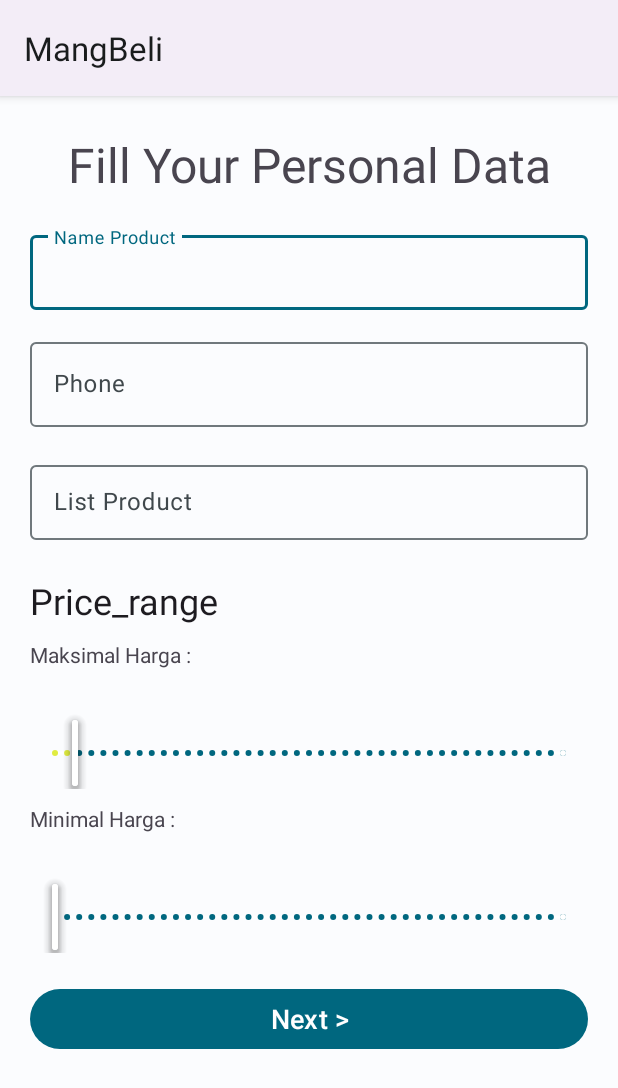
After one commit to Bangkit-Capstone-CH2-PS124-Team/mangbeli, an Android app: the AddDataVendor screen opened directly, with no data from a screen before it, on a phone screen of 412 x 824 dp. The commit adds this screen. Shown: the top 1088 px of the screen. Run offline under Robolectric (Android 15) with nearby library versions, the phone set to English and light mode, and no system bars.

Commit message:
create wecome boarding for new vendor

```diff
--- a/app/src/main/java/com/capstone/mangbeli/data/remote/network/ApiService.kt
+++ b/app/src/main/java/com/capstone/mangbeli/data/remote/network/ApiService.kt
@@ -9,6 +9,7 @@ import com.capstone.mangbeli.data.remote.response.UserResponse
 import com.capstone.mangbeli.data.remote.response.VendorsResponse
 import com.capstone.mangbeli.model.LocationUpdate
 import com.capstone.mangbeli.model.UserProfile
+import com.capstone.mangbeli.model.VendorProfile
 import okhttp3.MultipartBody
 import retrofit2.http.Body
 import retrofit2.http.DELETE
@@ -65,6 +66,11 @@ interface ApiService {
         @Body userProfile: UserProfile
     ): ErrorResponse
 
+    @PATCH("/vendor/profile")
+    suspend fun updateVendorProfile(
+        @Body vendorProfile: VendorProfile
+    ): ErrorResponse
+
     @Multipart
     @POST("/user/profile/upload")
     suspend fun uploadImage(
--- a/app/src/main/java/com/capstone/mangbeli/model/UserProfile.kt
+++ b/app/src/main/java/com/capstone/mangbeli/model/UserProfile.kt
@@ -1,8 +1,8 @@
 package com.capstone.mangbeli.model
 
 data class UserProfile(
-    val name: String?,
+    val name: String? = null,
     val role : String? = null,
-    val noHp: String?,
-    val favorite: List<String>?
+    val noHp: String? = null,
+    val favorite: List<String>? = null
 )
--- a/app/src/main/java/com/capstone/mangbeli/ui/ViewModelFactory.kt
+++ b/app/src/main/java/com/capstone/mangbeli/ui/ViewModelFactory.kt
@@ -32,6 +32,10 @@ class ViewModelFactory(private val repository: MangRepository) :
             modelClass.isAssignableFrom(SignUpViewModel::class.java) -> {
                 SignUpViewModel(repository) as T
             }
+            modelClass.isAssignableFrom(AddRoleViewModel::class.java) -> {
+                AddRoleViewModel(repository) as T
+            }
+
             modelClass.isAssignableFrom(ProfileViewModel::class.java) -> {
                 ProfileViewModel(repository) as T
             }
--- /dev/null
+++ b/app/src/main/java/com/capstone/mangbeli/ui/role/AddDataVendor.kt
@@ -0,0 +1,106 @@
+package com.capstone.mangbeli.ui.role
+
+import android.annotation.SuppressLint
+import android.content.Intent
+import androidx.appcompat.app.AppCompatActivity
+import android.os.Bundle
+import android.util.Log
+import android.widget.TextView
+import android.widget.Toast
+import androidx.activity.viewModels
+import com.capstone.mangbeli.R
+import com.capstone.mangbeli.databinding.ActivityAddDataVendorBinding
+import com.capstone.mangbeli.model.UserProfile
+import com.capstone.mangbeli.model.VendorProfile
+import com.capstone.mangbeli.ui.ViewModelFactory
+import com.capstone.mangbeli.ui.home.HomeActivity
+import com.capstone.mangbeli.utils.Result
+import com.google.android.material.slider.Slider
+import java.text.NumberFormat
+import java.util.Locale
+
+class AddDataVendor : AppCompatActivity() {
+
+    private lateinit var binding: ActivityAddDataVendorBinding
+    private val viewModel by viewModels<AddRoleViewModel> {
+        ViewModelFactory.getInstance(this)
+    }
+
+    override fun onCreate(savedInstanceState: Bundle?) {
+        super.onCreate(savedInstanceState)
+        binding = ActivityAddDataVendorBinding.inflate(layoutInflater)
+        setContentView(binding.root)
+        setSlider()
+        setAction()
+    }
+
+    private fun setSlider() {
+        val currencyFormat = NumberFormat.getCurrencyInstance(Locale("id", "ID"))
+        binding.minimumSlider.valueFrom = 1000f
+        binding.minimumSlider.valueTo = 100000f
+        binding.minimumSlider.stepSize = 500f
+        binding.minimumSlider.value = 1000f
+
+        binding.maksimumSlider.valueFrom = 1000f
+        binding.maksimumSlider.valueTo = 100000f
+        binding.maksimumSlider.stepSize = 500f
+        binding.maksimumSlider.value = 5000f
+
+        binding.minimumSlider.addOnChangeListener { slider, value, fromUser ->
+            if (value > binding.maksimumSlider.value) {
+                binding.minimumSlider.value = binding.maksimumSlider.value
+            } else {
+                val formattedValue = currencyFormat.format(value.toDouble())
+                binding.minimumTextView.text = getString(R.string.minimum_sapi) + formattedValue
+            }
+        }
+
+        binding.maksimumSlider.addOnChangeListener { slider, value, fromUser ->
+            if (value < binding.minimumSlider.value) {
+                binding.maksimumSlider.value = binding.minimumSlider.value
+            } else {
+                val formattedValue = currencyFormat.format(value.toDouble())
+                binding.maksimumTextView.text = getString(R.string.maksimum) + formattedValue
+            }
+        }
+    }
+
+    private fun setAction() {
+        binding.btnNext.setOnClickListener {
+            val nama = binding.nameVendorEditText.text.toString()
+            val noHp = binding.edtNoHp.text.toString()
+            val inputString = binding.favEditText.text
+            val products = inputString?.split(", ")?.map { it.trim() }
+            val updateUser = VendorProfile(
+                nameVendor = nama,
+                noHp = noHp,
+                products = products,
+                minPrice = binding.minimumSlider.value.toInt(),
+                maxPrice =binding.maksimumSlider.value.toInt()
+            )
+            viewModel.updateVendorProfile(updateUser).observe(this@AddDataVendor) { result ->
+                when (result) {
+                    is Result.Loading -> {
+                        Log.d("ProfileFragment", "initProfile: Loading")
+                    }
+
+                    is Result.Success -> {
+                        val mainIntent = Intent(this@AddDataVendor, HomeActivity::class.java)
+                        startActivity(mainIntent)
+                    }
+
+                    is Result.Error -> {
+                        // Tampilkan pesan kesalahan kepada pengguna
+                        Toast.makeText(
+                            this@AddDataVendor,
+                            "Error ${result.error}: Cek koneksi internet anda!",
+                            Toast.LENGTH_SHORT
+                        ).show()
+                        Log.d("DataDiriActivity", "onCreate: ${result.error}")
+                    }
+                }
+            }
+            Toast.makeText(this@AddDataVendor, "Data berhasil disimpan $updateUser", Toast.LENGTH_SHORT).show()
+        }
+    }
+}
--- a/app/src/main/java/com/capstone/mangbeli/ui/role/AddRoleViewModel.kt
+++ b/app/src/main/java/com/capstone/mangbeli/ui/role/AddRoleViewModel.kt
@@ -3,7 +3,11 @@ package com.capstone.mangbeli.ui.role
 
 import androidx.lifecycle.ViewModel
 import com.capstone.mangbeli.data.repository.MangRepository
+import com.capstone.mangbeli.model.UserProfile
+import com.capstone.mangbeli.model.VendorProfile
 
 class AddRoleViewModel(private val userRepository: MangRepository) : ViewModel() {
-
+    fun updateUserProfile(updateUser: UserProfile) = userRepository.updateUserProfile(updateUser)
+    suspend fun saveRole(role: String) = userRepository.saveRole(role)
+    fun updateVendorProfile(updateVendor: VendorProfile) = userRepository.updateVendorProfile(updateVendor)
 }
--- a/app/src/main/java/com/capstone/mangbeli/ui/splash/SplashScreen.kt
+++ b/app/src/main/java/com/capstone/mangbeli/ui/splash/SplashScreen.kt
@@ -13,9 +13,11 @@ import com.capstone.mangbeli.data.local.pref.SettingsPref
 import com.capstone.mangbeli.data.local.pref.dataStore
 import com.capstone.mangbeli.databinding.ActivitySplashScreenBinding
 import com.capstone.mangbeli.ui.MainActivity
+import com.capstone.mangbeli.ui.MenuActivity
 import com.capstone.mangbeli.ui.ViewModelFactory
 import com.capstone.mangbeli.ui.home.HomeActivity
 import com.capstone.mangbeli.ui.home.HomeViewModel
+import com.capstone.mangbeli.ui.role.AddDataVendor
 import com.capstone.mangbeli.ui.settings.SettingViewModel
 import com.capstone.mygithubusers.ui.settings.SettingViewModelFactory
 
@@ -48,13 +50,13 @@ class SplashScreen : AppCompatActivity() {
         viewModel.getSession().observe(this){ user ->
             if (user.isLogin != null){
                 Handler(Looper.getMainLooper()).postDelayed({
-                    val mainIntent = Intent(this@SplashScreen, HomeActivity::class.java)
+                    val mainIntent = Intent(this@SplashScreen, MainActivity::class.java)
                     startActivity(mainIntent)
                     finish()
                 }, splashDisplayLength.toLong())
             }else{
                 Handler(Looper.getMainLooper()).postDelayed({
-                    val mainIntent = Intent(this@SplashScreen, MainActivity::class.java)
+                    val mainIntent = Intent(this@SplashScreen, MenuActivity::class.java)
                     startActivity(mainIntent)
                     finish()
                 }, splashDisplayLength.toLong())
--- /dev/null
+++ b/app/src/main/res/layout/activity_add_data_vendor.xml
@@ -0,0 +1,145 @@
+<?xml version="1.0" encoding="utf-8"?>
+<LinearLayout xmlns:android="http://schemas.android.com/apk/res/android"
+    xmlns:app="http://schemas.android.com/apk/res-auto"
+    xmlns:tools="http://schemas.android.com/tools"
+    android:layout_width="match_parent"
+    android:layout_height="match_parent"
+    android:orientation="vertical"
+    tools:context=".ui.role.AddDataVendor">
+
+    <TextView
+        android:id="@+id/profile_text_view"
+        android:layout_width="wrap_content"
+        android:layout_height="wrap_content"
+        android:layout_gravity="center"
+        android:layout_marginTop="24dp"
+        android:text="@string/fill_your_personal_data"
+        android:textAlignment="center"
+        android:textAppearance="@style/TextAppearance.Material3.HeadlineLarge" />
+
+    <com.google.android.material.textfield.TextInputLayout
+        android:id="@+id/nameVendorTextField"
+        android:layout_width="match_parent"
+        android:layout_height="wrap_content"
+        android:layout_marginStart="20dp"
+        android:layout_marginTop="20dp"
+        android:layout_marginEnd="20dp">
+
+        <EditText
+            android:id="@+id/nameVendorEditText"
+            android:layout_width="match_parent"
+            android:layout_height="50dp"
+            android:autofillHints="Name Product"
+            android:hint="@string/name_product_hint"
+            android:inputType="text"
+            tools:ignore="LabelFor,SpeakableTextPresentCheck" />
+
+    </com.google.android.material.textfield.TextInputLayout>
+
+    <com.google.android.material.textfield.TextInputLayout
+        android:id="@+id/edl_no_hp"
+        style="@style/Widget.Material3.TextInputLayout.OutlinedBox"
+        android:layout_width="match_parent"
+        android:layout_height="wrap_content"
+        android:layout_marginHorizontal="20dp"
+        android:layout_marginTop="16dp"
+        android:hint="@string/no_hp_hint">
+
+        <com.google.android.material.textfield.TextInputEditText
+            android:id="@+id/edt_no_hp"
+            android:layout_width="match_parent"
+            android:layout_height="wrap_content" />
+
+    </com.google.android.material.textfield.TextInputLayout>
+
+    <com.google.android.material.textfield.TextInputLayout
+        android:id="@+id/favTextField"
+        android:layout_width="match_parent"
+        android:layout_height="wrap_content"
+        android:layout_marginStart="20dp"
+        android:layout_marginTop="20dp"
+        android:layout_marginEnd="20dp">
+
+        <EditText
+            android:id="@+id/favEditText"
+            android:layout_width="match_parent"
+            android:layout_height="50dp"
+            android:autofillHints="Name"
+            android:hint="@string/list_product_hint"
+            android:inputType="text"
+            tools:ignore="LabelFor,SpeakableTextPresentCheck" />
+
+    </com.google.android.material.textfield.TextInputLayout>
+
+    <TextView
+        android:id="@+id/range_text_view"
+        android:layout_width="wrap_content"
+        android:layout_height="wrap_content"
+        android:layout_marginStart="20dp"
+        android:layout_marginTop="24dp"
+        android:text="@string/price_range"
+        android:textAlignment="center"
+        android:textAppearance="@style/TextAppearance.Material3.HeadlineSmall" />
+
+    <TextView
+        android:id="@+id/maksimum_text_view"
+        android:layout_width="match_parent"
+        android:layout_height="wrap_content"
+        android:layout_marginHorizontal="20dp"
+        android:layout_marginTop="10dp"
+        android:text="@string/maksimum_price" />
+
+    <com.google.android.material.slider.Slider
+        android:id="@+id/maksimum_slider"
+        android:layout_width="match_parent"
+        android:layout_height="wrap_content"
+        android:layout_marginHorizontal="20dp"
+        android:stepSize="1000"
+        android:value="1000"
+        android:valueFrom="1000"
+        android:valueTo="100000"
+        app:labelBehavior="withinBounds"
+        app:thumbColor="@color/white"
+        app:thumbElevation="8dp"
+        app:thumbRadius="12dp"
+        app:trackColorActive="@color/white"
+        app:trackColorInactive="@color/white"
+        app:trackHeight="2dp" />
+    <TextView
+        android:id="@+id/minimum_text_view"
+        android:layout_width="match_parent"
+        android:layout_height="wrap_content"
+        android:layout_marginHorizontal="20dp"
+        android:layout_marginTop="10dp"
+        android:text="@string/minimum_price" />
+
+
+    <com.google.android.material.slider.Slider
+        android:id="@+id/minimum_slider"
+        android:layout_width="match_parent"
+        android:layout_height="wrap_content"
+        android:layout_marginHorizontal="20dp"
+        android:stepSize="500"
+        android:value="500"
+        android:valueFrom="500"
+        android:valueTo="100000"
+        app:labelBehavior="withinBounds"
+        app:thumbColor="@color/white"
+        app:thumbElevation="8dp"
+        app:thumbRadius="12dp"
+        app:trackColorActive="@color/white"
+        app:trackColorInactive="@color/white"
+        app:trackHeight="2dp" />
+
+    <Button
+        android:id="@+id/btn_next"
+        android:layout_width="match_parent"
+        android:layout_height="wrap_content"
+        android:layout_marginHorizontal="20dp"
+        android:layout_marginTop="20dp"
+        android:text="@string/next_btn"
+        android:textColor="@color/white"
+        android:textSize="18sp" />
+
+
+</LinearLayout>
--- a/app/src/main/res/layout/activity_sign_up.xml
+++ b/app/src/main/res/layout/activity_sign_up.xml
@@ -82,8 +82,6 @@
                     android:id="@+id/nameEditText"
                     android:layout_width="match_parent"
                     android:layout_height="50dp"
-                    android:autofillHints="Name"
-                    android:hint="@string/name"
                     android:inputType="text"
                     tools:ignore="LabelFor,SpeakableTextPresentCheck" />
 
--- a/app/src/main/res/values/strings.xml
+++ b/app/src/main/res/values/strings.xml
@@ -78,7 +78,7 @@
     <string name="title_home_mark_buyer">(Mark purchase)</string>
     <string name="ya">Yes</string>
     <string name="confirpassword_is_required">Password must match</string>
-    <string name="minimal_8_characters">Minimal 8 characters</string>
+    <string name="minimal_8_characters">Password must be at least 8 characters</string>
     <string name="email_example">example@gmail.ocm</string>
     <string name="invalid_format">Invalid Format</string>
     <string name="dont_have_account">Don\'t Have Account? </string>
@@ -97,4 +97,12 @@
     <string name="fill_your_personal_data">Fill Your Personal Data</string>
     <string name="bubur">Bubur</string>
     <string name="image_food">image Food</string>
+    <string name="list_product_hint">List Product</string>
+    <string name="minimum_price">Minimal Harga : </string>
+    <string name="maksimum_price">Maksimal Harga : </string>
+    <string name="minimum_sapi">Minimal Harga : </string>
+    <string name="maksimum">Maksimal Harga : </string>
+    <string name="email_not_registered">Email Not Registered</string>
+    <string name="wrong_password">Wrong Password</string>
+    <string name="name_product_hint">Name Product</string>
 </resources>
```
Also changed, not shown: app/src/main/AndroidManifest.xml (+7 -2 lines), app/src/main/java/com/capstone/mangbeli/data/local/pref/UserPref.kt (+11 -2 lines), app/src/main/java/com/capstone/mangbeli/data/repository/MangRepository.kt (+26 -16 lines), app/src/main/java/com/capstone/mangbeli/model/VendorProfile.kt (added, +9 -0 lines), app/src/main/java/com/capstone/mangbeli/ui/login/LoginActivity.kt (+25 -19 lines), app/src/main/java/com/capstone/mangbeli/ui/role/AddRoleActivity.kt (+42 -2 lines), 1 other file.
